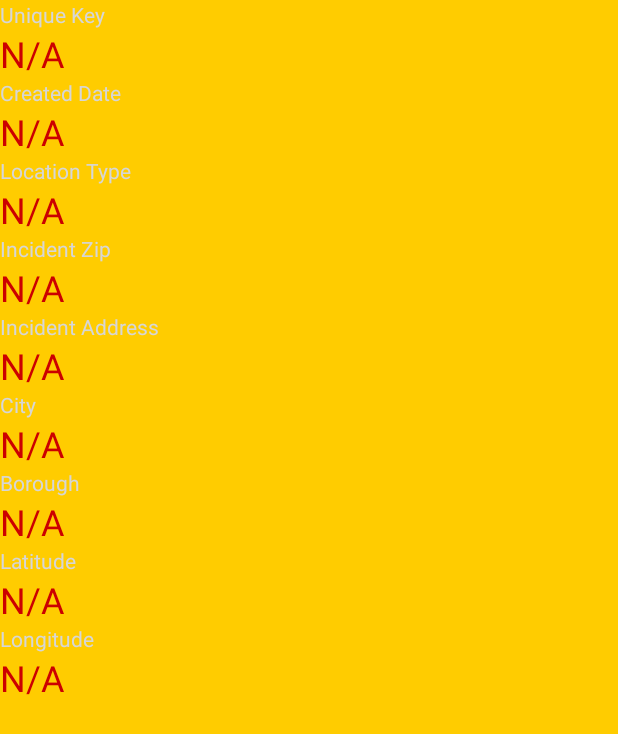
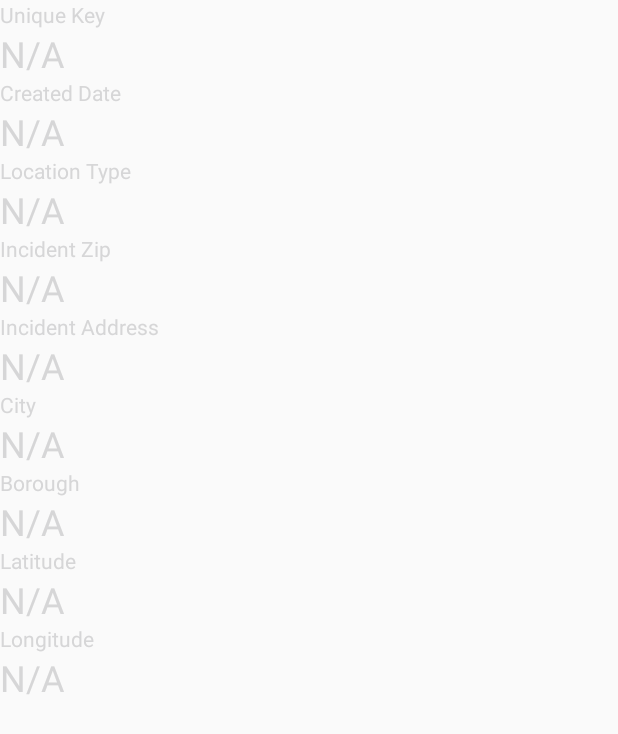
Before and after one commit to josh75337/CS-2340-Block-Beach-Boys, an Android app: the ViewSightingActivity screen opened directly, with no data from a screen before it, on a phone screen of 412 x 824 dp. Shown: the top 734 px of the screen. Run offline under Robolectric (Android 15) with nearby library versions, the phone set to English and light mode, and no system bars; 9 statements that could not run were skipped.

Commit message:
pagination; ui color changes

```diff
--- a/AndroidStudioProjects/app/src/main/res/layout/activity_rat_listview.xml
+++ b/AndroidStudioProjects/app/src/main/res/layout/activity_rat_listview.xml
@@ -11,5 +11,5 @@
         android:layout_gravity="center"
         android:padding="@dimen/activity_horizontal_margin"
         android:textAllCaps="false"
-        android:textColor="#6441a5" />
+        android:textColor="@color/bodyTextColor" />
 </LinearLayout>
--- a/AndroidStudioProjects/app/src/main/res/layout/activity_viewsighting.xml
+++ b/AndroidStudioProjects/app/src/main/res/layout/activity_viewsighting.xml
@@ -2,7 +2,6 @@
 <LinearLayout xmlns:android="http://schemas.android.com/apk/res/android"
     android:layout_width="match_parent"
     android:layout_height="match_parent"
-    android:background="#FFCC00"
     android:orientation="vertical">
 
     <TextView
@@ -18,7 +17,7 @@
         android:layout_width="match_parent"
         android:layout_height="wrap_content"
         android:text="N/A"
-        android:textColor="@android:color/holo_red_dark"
+        android:textColor="@color/bodyTextColor"
         android:textSize="24sp" />
 
     <TextView
@@ -33,7 +32,7 @@
         android:layout_width="match_parent"
         android:layout_height="wrap_content"
         android:text="N/A"
-        android:textColor="@android:color/holo_red_dark"
+        android:textColor="@color/bodyTextColor"
         android:textSize="24sp" />
 
     <TextView
@@ -48,7 +47,7 @@
         android:layout_width="match_parent"
         android:layout_height="wrap_content"
         android:text="N/A"
-        android:textColor="@android:color/holo_red_dark"
+        android:textColor="@color/bodyTextColor"
         android:textSize="24sp" />
 
     <TextView
@@ -63,7 +62,7 @@
         android:layout_width="match_parent"
         android:layout_height="wrap_content"
         android:text="N/A"
-        android:textColor="@android:color/holo_red_dark"
+        android:textColor="@color/bodyTextColor"
         android:textSize="24sp" />
 
     <TextView
@@ -78,7 +77,7 @@
         android:layout_width="match_parent"
         android:layout_height="wrap_content"
         android:text="N/A"
-        android:textColor="@android:color/holo_red_dark"
+        android:textColor="@color/bodyTextColor"
         android:textSize="24sp" />
 
     <TextView
@@ -93,7 +92,7 @@
         android:layout_width="match_parent"
         android:layout_height="wrap_content"
         android:text="N/A"
-        android:textColor="@android:color/holo_red_dark"
+        android:textColor="@color/bodyTextColor"
         android:textSize="24sp" />
 
     <TextView
@@ -108,7 +107,7 @@
         android:layout_width="match_parent"
         android:layout_height="wrap_content"
         android:text="N/A"
-        android:textColor="@android:color/holo_red_dark"
+        android:textColor="@color/bodyTextColor"
         android:textSize="24sp" />
 
     <TextView
@@ -123,7 +122,7 @@
         android:layout_width="match_parent"
         android:layout_height="wrap_content"
         android:text="N/A"
-        android:textColor="@android:color/holo_red_dark"
+        android:textColor="@color/bodyTextColor"
         android:textSize="24sp" />
 
     <TextView
@@ -138,7 +137,7 @@
         android:layout_width="match_parent"
         android:layout_height="wrap_content"
         android:text="N/A"
-        android:textColor="@android:color/holo_red_dark"
+        android:textColor="@color/bodyTextColor"
         android:textSize="24sp" />
 
 </LinearLayout>
```
Also changed, not shown: AndroidStudioProjects/app/src/main/java/com/ohrats/bbb/ohrats/CSVFragment.java (+9 -1 lines), AndroidStudioProjects/app/src/main/java/com/ohrats/bbb/ohrats/RatSighting.java (+4 -5 lines), AndroidStudioProjects/app/src/main/java/com/ohrats/bbb/ohrats/ViewRatReportListActivity.java (+67 -5 lines), AndroidStudioProjects/app/src/main/java/com/ohrats/bbb/ohrats/ViewSightingActivity.java (+8 -8 lines), AndroidStudioProjects/app/src/main/res/layout/view_rat_report_list.xml (+22 -12 lines).
